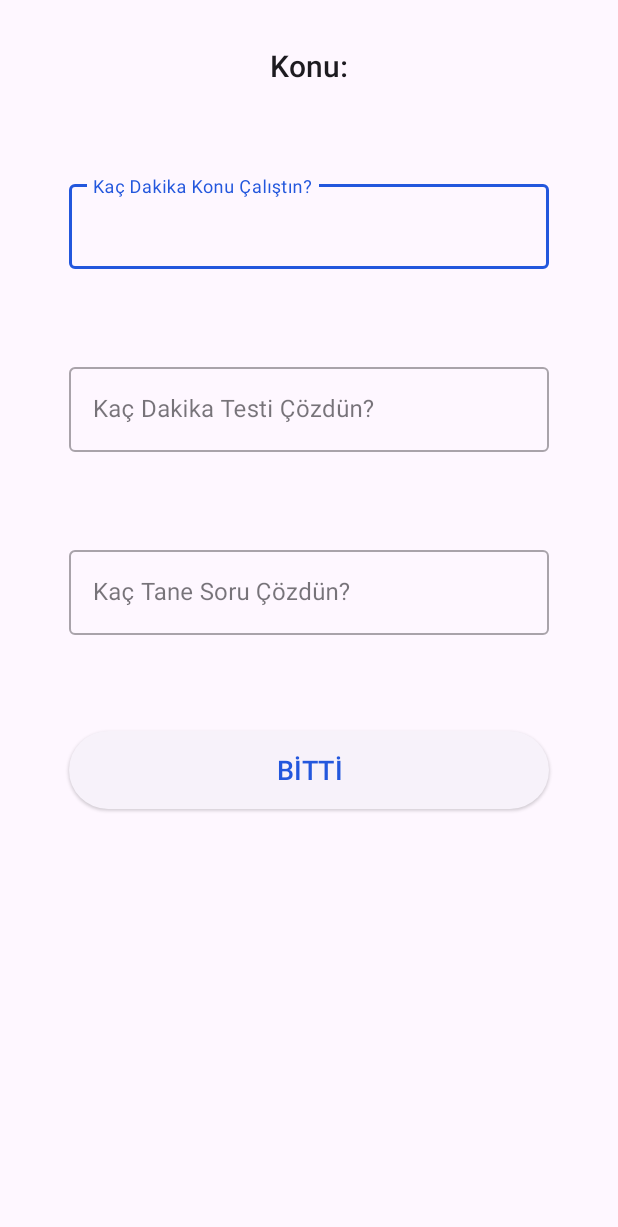
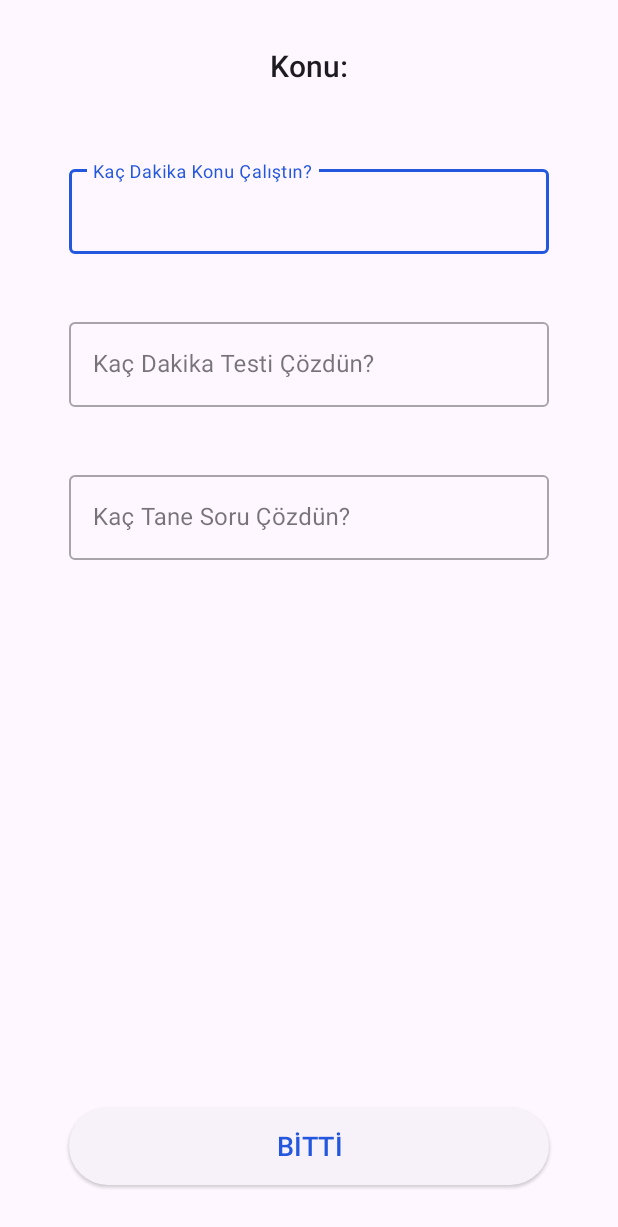
Before and after one commit to FurkanKaraketir/KTS-Kocluk-Takip-Sistemi, an Android app: the layout activity_enter_study.xml on its own in the app's theme, with its tools: preview values and no code run, on a phone screen of 412 x 824 dp. Shown: the top 1227 px of the screen. Run offline under Robolectric (Android 15) with nearby library versions, the phone set to English and light mode, and no system bars.

Commit message:
Enter Study Screen Fixed

```diff
--- a/app/src/main/res/layout/activity_enter_study.xml
+++ b/app/src/main/res/layout/activity_enter_study.xml
@@ -1,10 +1,8 @@
 <?xml version="1.0" encoding="utf-8"?>
-<LinearLayout xmlns:android="http://schemas.android.com/apk/res/android"
+<RelativeLayout xmlns:android="http://schemas.android.com/apk/res/android"
     xmlns:tools="http://schemas.android.com/tools"
     android:layout_width="match_parent"
     android:layout_height="match_parent"
-    android:layout_gravity="center_horizontal"
-    android:orientation="vertical"
     tools:context=".EnterStudyActivity">
 
 
@@ -13,6 +11,7 @@
         style="@style/TextAppearance.AppCompat.Title"
         android:layout_width="wrap_content"
         android:layout_height="wrap_content"
+        android:layout_centerHorizontal="true"
         android:layout_gravity="center_horizontal"
         android:layout_margin="30dp"
         android:text="@string/konu">
@@ -24,8 +23,10 @@
         style="@style/Widget.MaterialComponents.TextInputLayout.OutlinedBox"
         android:layout_width="320dp"
         android:layout_height="wrap_content"
+        android:layout_below="@id/subjectTypeTitle"
+        android:layout_centerHorizontal="true"
         android:layout_gravity="center_horizontal"
-        android:layout_margin="30dp"
+        android:layout_margin="20dp"
         android:hint="@string/ka_dakika_konu_al_t_n">
 
         <com.google.android.material.textfield.TextInputEditText
@@ -41,8 +42,10 @@
         style="@style/Widget.MaterialComponents.TextInputLayout.OutlinedBox"
         android:layout_width="320dp"
         android:layout_height="wrap_content"
+        android:layout_below="@id/TextInputCurrentMinutes"
+        android:layout_centerHorizontal="true"
         android:layout_gravity="center_horizontal"
-        android:layout_margin="30dp"
+        android:layout_margin="20dp"
         android:hint="@string/ka_dakika_testi_zd_n">
 
         <com.google.android.material.textfield.TextInputEditText
@@ -58,8 +61,10 @@
         style="@style/Widget.MaterialComponents.TextInputLayout.OutlinedBox"
         android:layout_width="320dp"
         android:layout_height="wrap_content"
+        android:layout_below="@id/TextInputCurrentTestsMinutes"
+        android:layout_centerHorizontal="true"
         android:layout_gravity="center_horizontal"
-        android:layout_margin="30dp"
+        android:layout_margin="20dp"
         android:hint="@string/ka_tane_soru_zd_n">
 
         <com.google.android.material.textfield.TextInputEditText
@@ -75,10 +80,12 @@
         style="@style/Widget.Material3.Button.ElevatedButton"
         android:layout_width="320dp"
         android:layout_height="60dp"
+        android:layout_alignParentBottom="true"
+        android:layout_centerHorizontal="true"
         android:layout_gravity="center_horizontal"
         android:layout_margin="30dp"
         android:text="@string/b_tt"
         android:textSize="18sp">
 
     </Button>
-</LinearLayout>
+</RelativeLayout>
```
